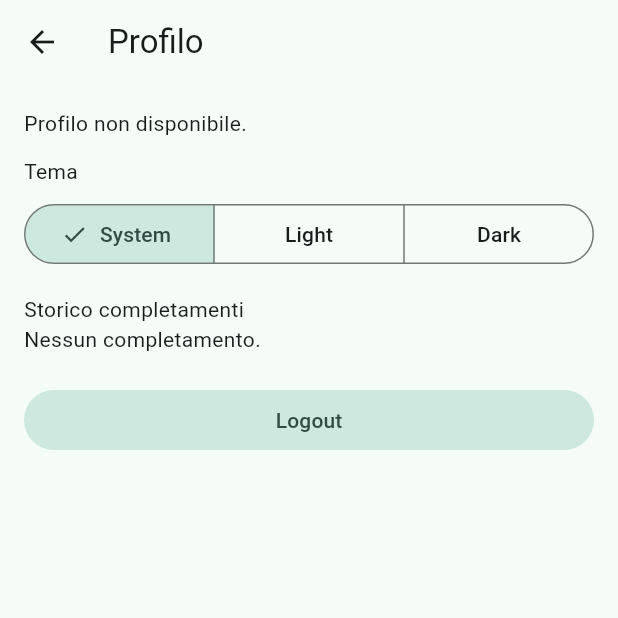
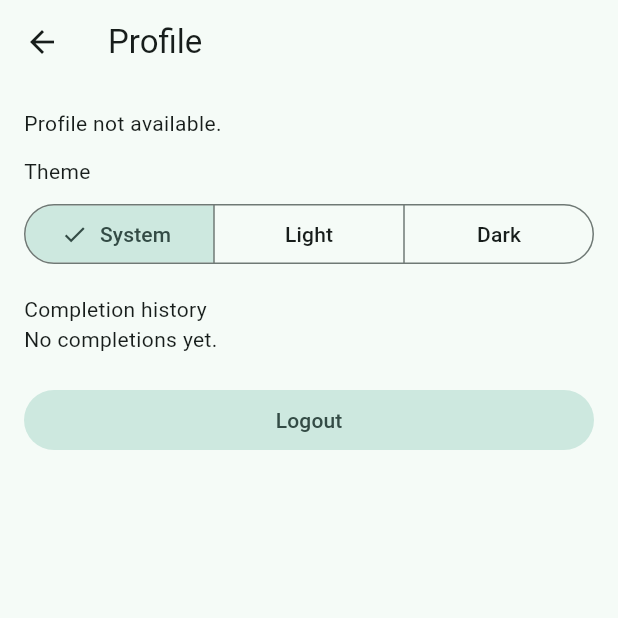
Before and after one commit to andreavae/HomeDuty, a Flutter app: the ProfileScreen screen opened directly, on a phone screen of 412 x 824 dp, the top half of it. Run offline on Flutter 3.47's test engine with Material 3 defaults, Android fonts, the phone set to English and light mode, and no system bars; our stand-ins replace flutter_riverpod, go_router, supabase_flutter; accounts and stored records are empty; statements that could not run were skipped.

Commit message:
feat: translate profile screen copy and stats labels

```diff
--- a/lib/src/presentation/screens/profile/profile_screen.dart
+++ b/lib/src/presentation/screens/profile/profile_screen.dart
@@ -18,13 +18,13 @@ class ProfileScreen extends ConsumerWidget {
     final mode = ref.watch(themeModeProvider);
 
     return Scaffold(
-      appBar: AppBar(title: const Text('Profilo')),
+      appBar: AppBar(title: const Text('Profile')),
       body: ListView(
         padding: const EdgeInsets.all(16),
         children: [
           userAsync.when(
             data: (user) {
-              if (user == null) return const Text('Profilo non disponibile.');
+              if (user == null) return const Text('Profile not available.');
               final level = levelFromXp(user.totalXp);
               final xpLeft = xpToNextLevel(user.totalXp);
               return Card(
@@ -36,19 +36,19 @@ class ProfileScreen extends ConsumerWidget {
                       Text(user.displayName, style: Theme.of(context).textTheme.titleLarge),
                       Text('@${user.username}'),
                       const SizedBox(height: 8),
-                      Text('XP totali: ${user.totalXp}'),
-                      Text('Livello: $level'),
-                      Text('XP al prossimo livello: $xpLeft'),
+                      Text('Total XP: ${user.totalXp}'),
+                      Text('Level: $level'),
+                      Text('XP to next level: $xpLeft'),
                     ],
                   ),
                 ),
               );
             },
             loading: () => const CircularProgressIndicator(),
-            error: (e, _) => Text('Errore profilo: $e'),
+            error: (e, _) => Text('Profile error: $e'),
           ),
           const SizedBox(height: 12),
-          const Text('Tema'),
+          const Text('Theme'),
           const SizedBox(height: 8),
           SegmentedButton<ThemeMode>(
             segments: const [
@@ -62,10 +62,10 @@ class ProfileScreen extends ConsumerWidget {
             },
           ),
           const SizedBox(height: 16),
-          const Text('Storico completamenti'),
+          const Text('Completion history'),
           historyAsync.when(
             data: (rows) {
-              if (rows.isEmpty) return const Text('Nessun completamento.');
+              if (rows.isEmpty) return const Text('No completions yet.');
               final totalCompleted = rows.length;
               final totalGainedXp = rows.fold<int>(0, (sum, row) => sum + row.gainedXp);
               final historyTiles = rows.take(10).map<Widget>((e) {
@@ -83,13 +83,13 @@ class ProfileScreen extends ConsumerWidget {
                     0,
                     Padding(
                       padding: const EdgeInsets.only(bottom: 8),
-                      child: Text('Completamenti: $totalCompleted | XP guadagnati: $totalGainedXp'),
+                      child: Text('Completions: $totalCompleted | XP earned: $totalGainedXp'),
                     ),
                   ),
               );
             },
             loading: () => const CircularProgressIndicator(),
-            error: (e, _) => Text('Errore storico: $e'),
+            error: (e, _) => Text('History error: $e'),
           ),
           const SizedBox(height: 20),
           FilledButton.tonal(
```
